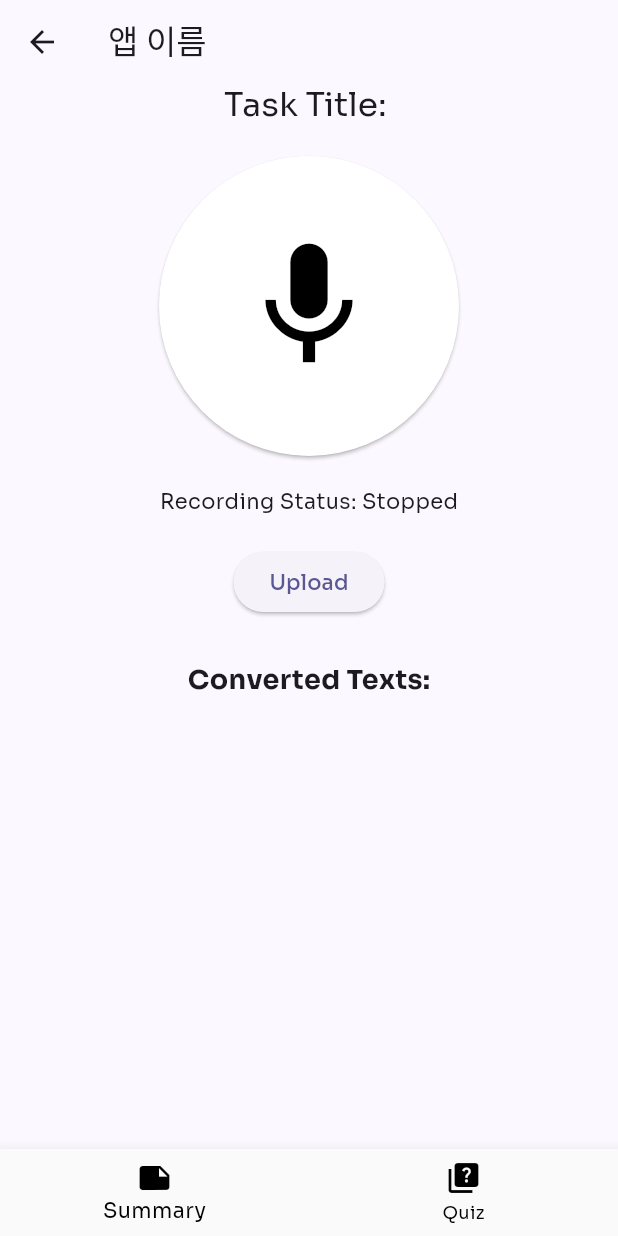
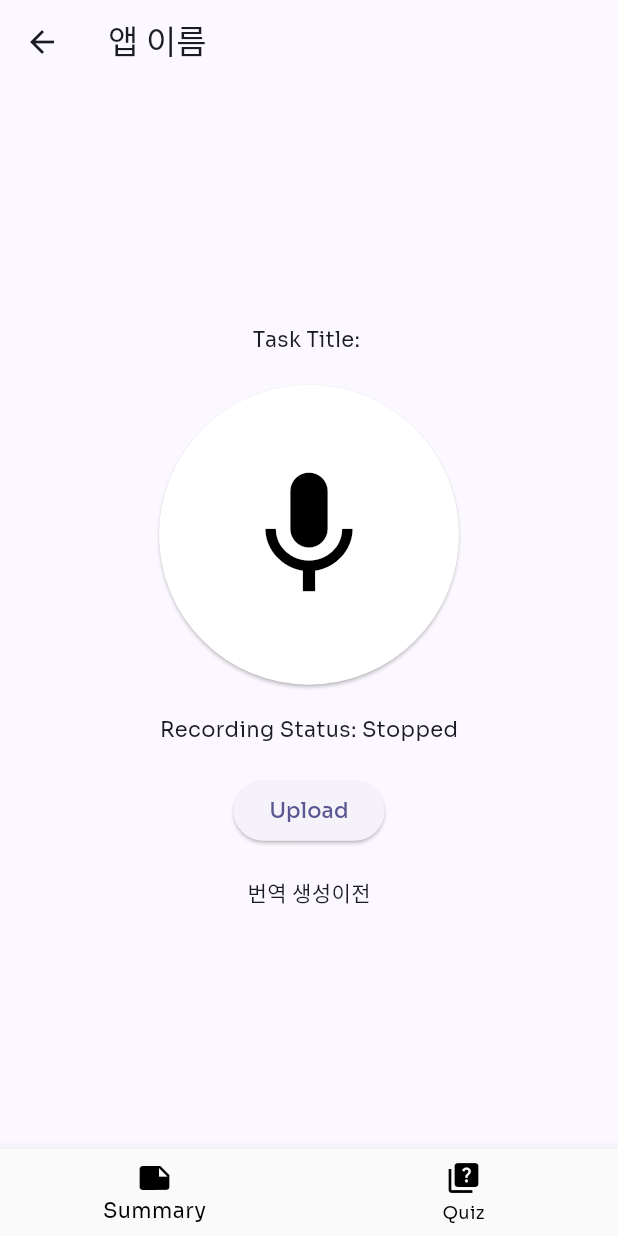
Before and after one commit to cgcd2024/Class_note_application-master, a Flutter app: the UploadVoiceScreen screen opened directly with empty values, on a phone screen of 412 x 824 dp. Run offline on Flutter 3.47's test engine with Material 3 defaults, Android fonts, the phone set to English and light mode, and no system bars; our stand-ins replace file_picker, flutter_bloc, flutter_dotenv, flutter_svg, logger, permission_handler and 2 more; missing offline and left inert: flutter_ffmpeg, flutter_sound; accounts and stored records are empty.

Commit message:
add processtask (uploadvoicefile-> processtask)

```diff
--- a/lib/tasks/data/local/model/task_model.dart
+++ b/lib/tasks/data/local/model/task_model.dart
@@ -21,6 +21,28 @@ class TaskModel {
     this.summaryTexts, // 기본값 null으로 설정
     this.quizTexts,
   });
+
+  TaskModel copyWith({
+    String? id,
+    String? title,
+    String? description,
+    DateTime? startDateTime,
+    DateTime? stopDateTime,
+    bool? completed,
+    List<String>? transcribedTexts,
+    List<String>? summaryTexts,
+  }) {
+    return TaskModel(
+      id: id ?? this.id,
+      title: title ?? this.title,
+      description: description ?? this.description,
+      startDateTime: startDateTime ?? this.startDateTime,
+      stopDateTime: stopDateTime ?? this.stopDateTime,
+      completed: completed ?? this.completed,
+      transcribedTexts: transcribedTexts ?? this.transcribedTexts,
+      summaryTexts: summaryTexts ?? this.summaryTexts,
+    );
+  }
 
   Map<String, dynamic> toJson() {
     return {
--- a/lib/tasks/data/repository/task_repository.dart
+++ b/lib/tasks/data/repository/task_repository.dart
@@ -5,6 +5,11 @@ class TaskRepository{
   final TaskDataProvider taskDataProvider;
 
   TaskRepository({required this.taskDataProvider});
+
+  //processtask 선언
+  Future<List<TaskModel>> processTasks(TaskModel taskModel) async {
+    return await taskDataProvider.processTasks(taskModel);
+  }
 
   Future<List<TaskModel>> getTasks() async {
     return await taskDataProvider.getTasks();
--- a/lib/tasks/presentation/bloc/tasks_event.dart
+++ b/lib/tasks/presentation/bloc/tasks_event.dart
@@ -2,6 +2,13 @@ part of 'tasks_bloc.dart';
 
 @immutable
 sealed class TasksEvent {}
+
+//UploadVoiceFile 이벤트 선언
+class UploadVoiceFile extends TasksEvent {
+  final TaskModel taskModel;
+
+  UploadVoiceFile({required this.taskModel});
+}
 
 class AddNewTaskEvent extends TasksEvent {
   final TaskModel taskModel;
--- a/lib/tasks/presentation/bloc/tasks_state.dart
+++ b/lib/tasks/presentation/bloc/tasks_state.dart
@@ -1,35 +1,52 @@
 part of 'tasks_bloc.dart';
 
 @immutable
-sealed class TasksState {}
+abstract class TasksState {}
 
-final class FetchTasksSuccess extends TasksState {
+class FetchTasksSuccess extends TasksState {
   final List<TaskModel> tasks;
   final bool isSearching;
 
   FetchTasksSuccess({required this.tasks, this.isSearching = false});
 }
 
-final class AddTasksSuccess extends TasksState {}
+class AddTasksSuccess extends TasksState {}
 
-final class LoadTaskFailure extends TasksState {
+class LoadTaskFailure extends TasksState {
   final String error;
 
   LoadTaskFailure({required this.error});
 }
 
-final class AddTaskFailure extends TasksState {
+class AddTaskFailure extends TasksState {
   final String error;
 
   AddTaskFailure({required this.error});
 }
 
-final class TasksLoading extends TasksState {}
+class TasksLoading extends TasksState {}
 
-final class UpdateTaskFailure extends TasksState {
+class UpdateTaskFailure extends TasksState {
   final String error;
 
   UpdateTaskFailure({required this.error});
 }
 
-final class UpdateTaskSuccess extends TasksState {}
+
+class UpdateTaskSuccess extends TasksState {}
+
+//UpdateTaskSuccess 성공시 이벤트 처리
+class VoiceFileUploadSuccess extends TasksState {
+  final List<TaskModel> processedTasks;
+  VoiceFileUploadSuccess({required this.processedTasks});
+  List<TaskModel> getProcessedTasks() {
+    return processedTasks;
+  }
+}
+
+//실패시 처리코드
+class VoiceFileUploadFailure extends TasksState {
+  final String error;
+
+  VoiceFileUploadFailure(this.error);
+}
--- a/lib/tasks/presentation/pages/upload_voice_screen.dart
+++ b/lib/tasks/presentation/pages/upload_voice_screen.dart
@@ -1,6 +1,7 @@
 import 'dart:convert';
 import 'package:file_picker/file_picker.dart';
 import 'package:flutter/material.dart';
+import 'package:flutter_bloc/flutter_bloc.dart';
 import 'package:flutter_dotenv/flutter_dotenv.dart';
 import 'package:flutter_ffmpeg/flutter_ffmpeg.dart';
 import 'package:flutter_sound/flutter_sound.dart';
@@ -10,6 +11,8 @@ import 'package:task_manager_app/tasks/data/local/model/task_model.dart';
 import 'package:http/http.dart' as http;
 import '../../../routes/pages.dart';
 import 'package:permission_handler/permission_handler.dart';
+
+import '../bloc/tasks_bloc.dart';
 
 
 class UploadVoiceScreen extends StatefulWidget {
@@ -22,7 +25,7 @@ class UploadVoiceScreen extends StatefulWidget {
 }
 
 class _UploadVoiceScreenState extends State<UploadVoiceScreen> {
-  var text = "SPEECH TO TEXT";
+  var text = "";
   FlutterSoundRecorder? _recorder;
   bool _isRecording = false;
   bool _isRecorderInitialized = false;
@@ -31,6 +34,8 @@ class _UploadVoiceScreenState extends State<UploadVoiceScreen> {
   @override
   void initState() {
     super.initState();
+    //이벤트처리를 위해 선언
+    context.read<TasksBloc>().add(FetchTaskEvent());
     requestPermissions().then((_) {
       _recorder = FlutterSoundRecorder();
       initRecorder();
@@ -115,14 +120,24 @@ class _UploadVoiceScreenState extends State<UploadVoiceScreen> {
         print('Conversion to MP3 successful. File saved at: $mp3Path');
         _recordedFilePath = mp3Path;
         try {
-          await convertSpeechToText(mp3Path);
+          String transcribedText = await convertSpeechToText(mp3Path);
+          print('Text conversion successful: $transcribedText');
+          List<String> updatedTranscribedTexts = List.from(widget.taskModel.transcribedTexts)
+            ..add(transcribedText);
+          TaskModel updatedTaskModel = widget.taskModel.copyWith(
+              transcribedTexts: updatedTranscribedTexts
+          );
+          context.read<TasksBloc>().add(UpdateTaskEvent(taskModel: updatedTaskModel));
+          context.read<TasksBloc>().add(UploadVoiceFile(taskModel: updatedTaskModel));
+          setState(() {
+            text = transcribedText;
+          });
         } catch (e) {
           print('Error converting speech to text: $e');
         }
       } catch (e) {
         print('Error during AAC to MP3 conversion: $e');
       }
-
     } catch (e) {
       print('Error stopping the recording: $e');
     }
@@ -144,7 +159,6 @@ class _UploadVoiceScreenState extends State<UploadVoiceScreen> {
     request.fields['model'] = 'whisper-1';
     request.fields['language'] = 'ko';
     request.files.add(await http.MultipartFile.fromPath('file', filePath));
-
     try {
       var response = await request.send();
       var newResponse = await http.Response.fromStream(response);
@@ -152,10 +166,6 @@ class _UploadVoiceScreenState extends State<UploadVoiceScreen> {
         var responseData = json.decode(utf8.decode(newResponse.bodyBytes));
         if (responseData.containsKey('text')) {
           String transcribedText = responseData['text'];
-          setState(() {
-            text = transcribedText;
-            widget.taskModel.transcribedTexts.add(transcribedText);  // TaskModel에 변환된 텍스트 추가
-          });
           return transcribedText;
         } else {
           throw Exception('API response does not contain text.');
@@ -173,7 +183,7 @@ class _UploadVoiceScreenState extends State<UploadVoiceScreen> {
 
   @override
   Widget build(BuildContext context) {
-    String taskTitle = widget.taskModel.title;
+    final taskModel = widget.taskModel;
 
     return Scaffold(
       appBar: AppBar(
@@ -183,10 +193,7 @@ class _UploadVoiceScreenState extends State<UploadVoiceScreen> {
         child: Column(
           mainAxisAlignment: MainAxisAlignment.center,
           children: <Widget>[
-            Text(
-              'Task Title: $taskTitle',
-              style: Theme.of(context).textTheme.titleLarge,
-            ),
+            Text("Task Title: ${taskModel.title}"),
             SizedBox(height: 20),
             ElevatedButton(
               onPressed: _isRecording ? stopRecording : startRecording,
@@ -211,10 +218,11 @@ class _UploadVoiceScreenState extends State<UploadVoiceScreen> {
                 if (result != null && result.files.isNotEmpty) {
                   String filePath = result.files.single.path!;
                   try {
-                    String convertedText = await convertSpeechToText(filePath);
-                    setState(() {
-                      text = convertedText;
-                    });
+                    String transcribedText = await convertSpeechToText(filePath);
+                    //ㄴ
+                    List<String> updatedTranscribedTexts = List.from(widget.taskModel.transcribedTexts)..add(transcribedText);
+                    TaskModel updatedTaskModel = widget.taskModel.copyWith(transcribedTexts: updatedTranscribedTexts);
+                    context.read<TasksBloc>().add(UploadVoiceFile(taskModel: updatedTaskModel));
                   } catch (e) {
                     print('음성을 텍스트로 변환하는 중 오류가 발생했습니다: $e');
                   }
@@ -225,7 +233,21 @@ class _UploadVoiceScreenState extends State<UploadVoiceScreen> {
               child: Text('Upload'),
             ),
             SizedBox(height: 20),
-            Expanded(
+
+            //BLOC 이벤트가 완료되면 UI 처리코드
+            BlocConsumer<TasksBloc, TasksState>(
+              listener: (context, state) {
+                if (state is VoiceFileUploadSuccess) {
+                  ScaffoldMessenger.of(context).showSnackBar(
+                    SnackBar(
+                      content: Text('File uploaded successfully!'),
+                    ),
+                  );
+                }
+              },
+              builder: (context, state) {
+                if (state is VoiceFileUploadSuccess) {
+                  return Expanded(
                     child: SingleChildScrollView(
                       child: Padding(
                         padding: const EdgeInsets.all(8.0),
@@ -236,16 +258,16 @@ class _UploadVoiceScreenState extends State<UploadVoiceScreen> {
                               'Converted Texts:',
                               style: TextStyle(fontSize: 18, fontWeight: FontWeight.bold),
                             ),
-                      ...widget.taskModel.transcribedTexts.map((transcribedText) => Text(
-                        transcribedText,
-                        style: TextStyle(fontSize: 16),
-                      )).toList(),
+                            Text("${state.processedTasks.first.transcribedTexts}"),
                           ],
                         ),
                       ),
                     ),
+                  );
+                }
+                return Text("번역 생성이전");
+              },
             )
-
           ],
         ),
       ),
```
Also changed, not shown: lib/tasks/data/local/data_sources/tasks_data_provider.dart (+4 -5 lines), lib/tasks/presentation/bloc/tasks_bloc.dart (+12 -0 lines), lib/tasks/presentation/pages/summary_screen.dart (+39 -1 lines), 1 other file. Lines whose indentation alone changed are shown as unchanged.
